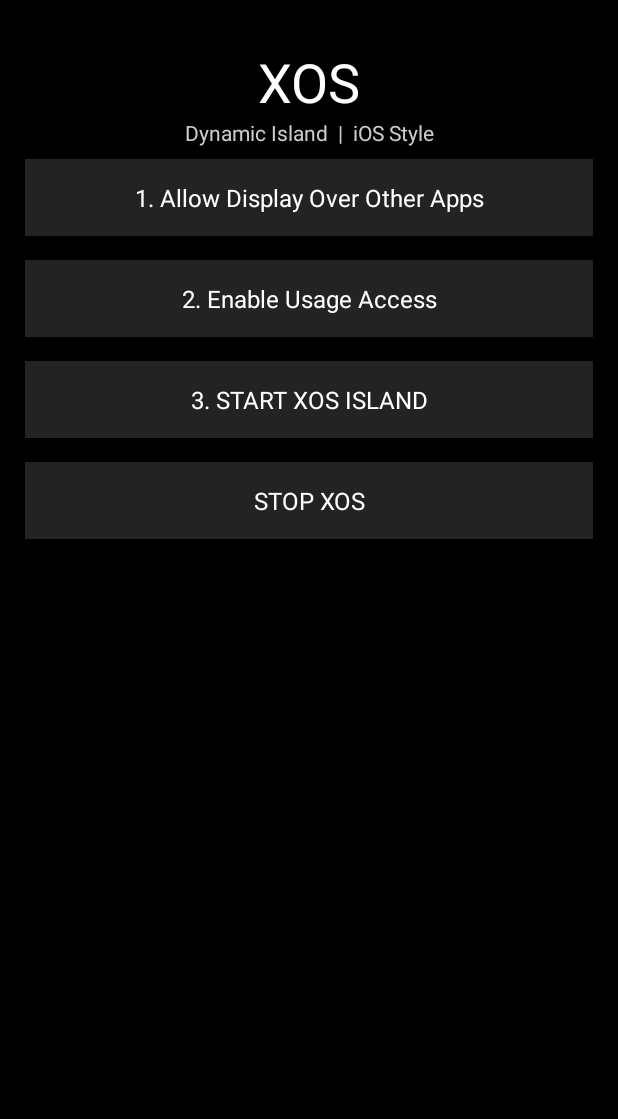
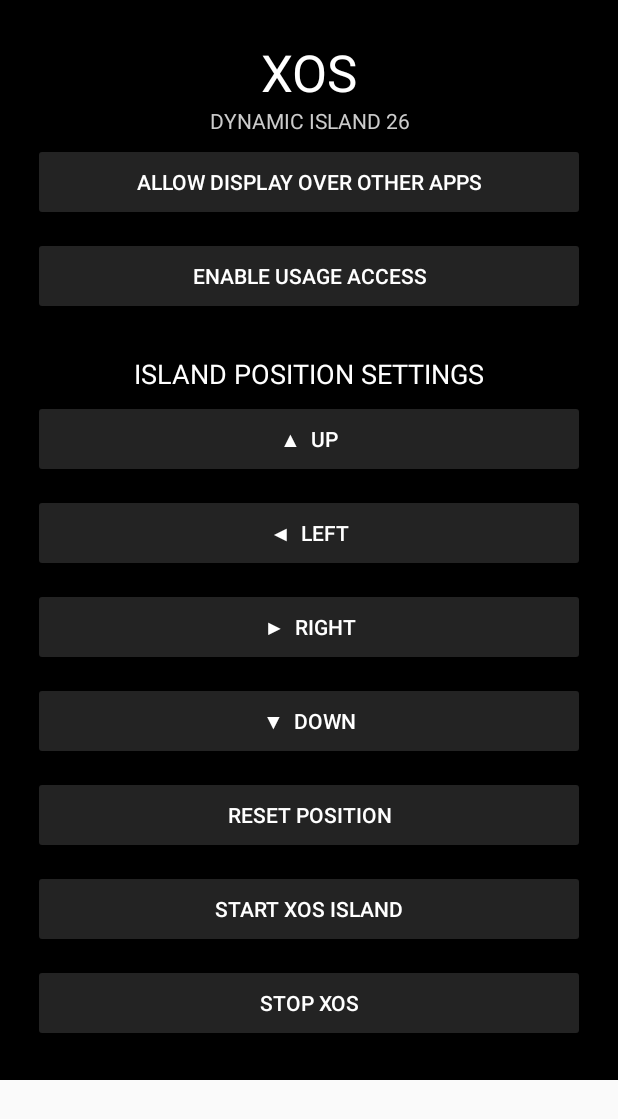
Before and after one commit to arifmiah790850-sudo/Xos, an Android app: the screen it shows after launch (MainActivity), on a phone screen of 412 x 824 dp. Shown: the top 1119 px of the screen. Run offline under Robolectric (Android 15) with nearby library versions, the phone set to English and light mode, and no system bars.

Commit message:
Add XOS position control buttons

```diff
--- a/app/src/main/java/com/xos/dynamicisland/MainActivity.java
+++ b/app/src/main/java/com/xos/dynamicisland/MainActivity.java
@@ -1,82 +1,113 @@
 package com.xos.dynamicisland;
 
-import android.app.Activity;
-import android.os.Bundle;
-import android.content.Intent;
+import android.app.*;
+import android.os.*;
+import android.content.*;
 import android.provider.Settings;
 import android.graphics.Color;
 import android.view.Gravity;
-import android.view.View;
-import android.widget.LinearLayout;
-import android.widget.TextView;
+import android.widget.*;
 
 public class MainActivity extends Activity {
 
     LinearLayout root;
+    android.content.SharedPreferences prefs;
+
+    int dp(int n) {
+        return (int)(n * getResources().getDisplayMetrics().density + 0.5f);
+    }
 
     void addButton(String name, Runnable action) {
-        TextView b = new TextView(this);
+        Button b = new Button(this);
         b.setText(name);
         b.setTextColor(Color.WHITE);
-        b.setTextSize(16);
-        b.setGravity(Gravity.CENTER);
-        b.setBackgroundColor(Color.rgb(35,35,35));
-        b.setPadding(20,22,20,22);
+        b.setBackgroundTintList(
+            android.content.res.ColorStateList.valueOf(Color.rgb(35,35,35))
+        );
 
         LinearLayout.LayoutParams p =
-            new LinearLayout.LayoutParams(-1, -2);
-        p.setMargins(0,12,0,12);
+            new LinearLayout.LayoutParams(-1, dp(52));
+        p.setMargins(dp(4),dp(5),dp(4),dp(5));
         root.addView(b,p);
         b.setOnClickListener(v -> action.run());
+    }
+
+    void move(int dx, int dy) {
+        int x = prefs.getInt("x",0) + dp(dx);
+        int y = prefs.getInt("y",dp(5)) + dp(dy);
+
+        int maxY = getResources().getDisplayMetrics().heightPixels - dp(70);
+        y = Math.max(0,Math.min(y,maxY));
+
+        prefs.edit().putInt("x",x).putInt("y",y).apply();
+        Toast.makeText(this,"XOS Position Saved",Toast.LENGTH_SHORT).show();
     }
 
     @Override
     protected void onCreate(Bundle savedInstanceState) {
         super.onCreate(savedInstanceState);
 
+        prefs = getSharedPreferences("XOS_POSITION",MODE_PRIVATE);
+
         root = new LinearLayout(this);
         root.setOrientation(LinearLayout.VERTICAL);
-        root.setPadding(25,45,25,25);
+        root.setPadding(dp(18),dp(25),dp(18),dp(20));
         root.setBackgroundColor(Color.BLACK);
 
         TextView title = new TextView(this);
         title.setText("XOS");
-        title.setTextSize(36);
+        title.setTextSize(34);
         title.setTextColor(Color.WHITE);
         title.setGravity(Gravity.CENTER);
         root.addView(title);
 
         TextView sub = new TextView(this);
-        sub.setText("Dynamic Island  |  iOS Style");
-        sub.setTextSize(14);
+        sub.setText("DYNAMIC ISLAND 26");
         sub.setTextColor(Color.LTGRAY);
         sub.setGravity(Gravity.CENTER);
         root.addView(sub);
 
-        addButton("1. Allow Display Over Other Apps", () -> {
-            startActivity(new Intent(
-                Settings.ACTION_MANAGE_OVERLAY_PERMISSION));
+        addButton("ALLOW DISPLAY OVER OTHER APPS", () ->
+            startActivity(new Intent(Settings.ACTION_MANAGE_OVERLAY_PERMISSION,
+                android.net.Uri.parse("package:"+getPackageName()))));
+
+        addButton("ENABLE USAGE ACCESS", () ->
+            startActivity(new Intent(Settings.ACTION_USAGE_ACCESS_SETTINGS)));
+
+        TextView heading = new TextView(this);
+        heading.setText("\nISLAND POSITION SETTINGS");
+        heading.setTextColor(Color.WHITE);
+        heading.setTextSize(18);
+        heading.setGravity(Gravity.CENTER);
+        root.addView(heading);
+
+        addButton("▲  UP", () -> move(0,-20));
+        addButton("◀  LEFT", () -> move(-20,0));
+        addButton("▶  RIGHT", () -> move(20,0));
+        addButton("▼  DOWN", () -> move(0,20));
+
+        addButton("RESET POSITION", () -> {
+            prefs.edit().putInt("x",0).putInt("y",dp(5)).apply();
+            Toast.makeText(this,"Position Reset",Toast.LENGTH_SHORT).show();
         });
 
-        addButton("2. Enable Usage Access", () -> {
-            startActivity(new Intent(
-                Settings.ACTION_USAGE_ACCESS_SETTINGS));
-        });
-
-        addButton("3. START XOS ISLAND", () -> {
+        addButton("START XOS ISLAND", () -> {
             if (Settings.canDrawOverlays(this)) {
-                Intent i = new Intent(this, IslandService.class);
-                startForegroundService(i);
+                Intent i = new Intent(this,IslandService.class);
+                if (Build.VERSION.SDK_INT >= 26)
+                    startForegroundService(i);
+                else startService(i);
             } else {
-                startActivity(new Intent(
-                    Settings.ACTION_MANAGE_OVERLAY_PERMISSION));
+                startActivity(new Intent(Settings.ACTION_MANAGE_OVERLAY_PERMISSION,
+                    android.net.Uri.parse("package:"+getPackageName())));
             }
         });
 
-        addButton("STOP XOS", () -> {
-            stopService(new Intent(this, IslandService.class));
-        });
+        addButton("STOP XOS", () ->
+            stopService(new Intent(this,IslandService.class)));
 
-        setContentView(root);
+        ScrollView scroll = new ScrollView(this);
+        scroll.addView(root);
+        setContentView(scroll);
     }
 }
```
